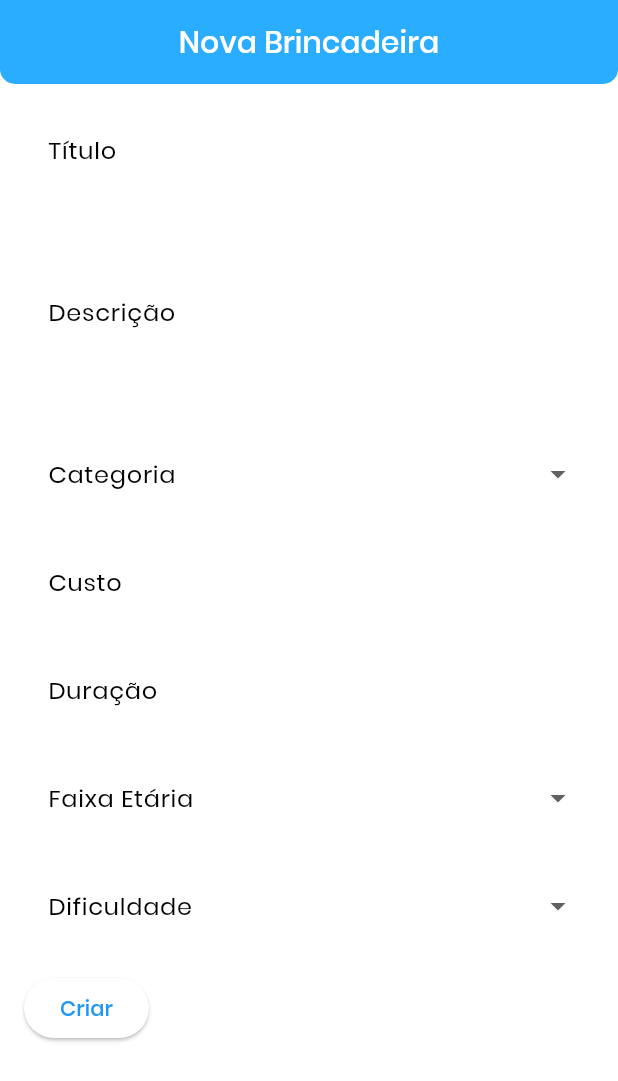
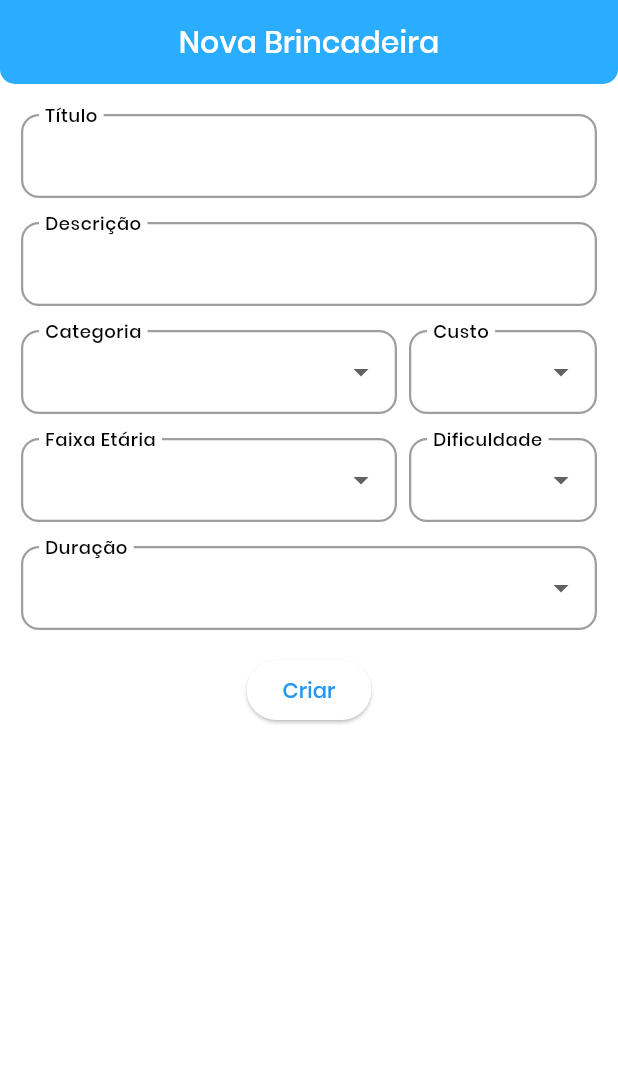
Before and after one commit to thak1996/brincar_e_conectar_flutter, a Flutter app: the EditView screen opened by its route, on a phone screen of 412 x 824 dp. Shown: the top 1081 px of the screen. Run offline on Flutter 3.47's test engine with Material 3 defaults, Android fonts, the phone set to English and light mode, and no system bars; our stand-ins replace dio, flutter_bloc, go_router, result_dart; network calls fail.

Commit message:
adiciona widgets de formulário para dropdown e texto, implementa enums para custo e duração, e refatora modelo de brincadeiras para utilizar essas enums

```diff
--- a/lib/app/core/utils/enum.utils.dart
+++ b/lib/app/core/utils/enum.utils.dart
@@ -10,6 +10,62 @@ enum Categoria {
 enum FaixaEtaria { crianca, adolescente, idosos }
 
 enum Dificuldade { facil, medio, dificil }
+
+enum Custo { baixo, medio, alto }
+
+enum Duracao { curto, medio, longo }
+
+extension DuracaoExtension on Duracao {
+  static Duracao? fromString(String? value) {
+    if (value == null) return null;
+    switch (value.toLowerCase()) {
+      case 'menos de 30 minutos':
+        return Duracao.curto;
+      case '30 a 60 minutos':
+        return Duracao.medio;
+      case 'mais de 60 minutos':
+      default:
+        return Duracao.longo;
+    }
+  }
+
+  String get formatted {
+    switch (this) {
+      case Duracao.curto:
+        return "Menos de 30 Minutos";
+      case Duracao.medio:
+        return "30 a 60 Minutos";
+      case Duracao.longo:
+        return "Mais de 60 Minutos";
+    }
+  }
+}
+
+extension CustoExtension on Custo {
+  static Custo? fromString(String? value) {
+    if (value == null) return null;
+    switch (value.toLowerCase()) {
+      case 'baixo':
+        return Custo.baixo;
+      case 'médio':
+        return Custo.medio;
+      case 'alto':
+      default:
+        return Custo.alto;
+    }
+  }
+
+  String get formatted {
+    switch (this) {
+      case Custo.baixo:
+        return "Baixo";
+      case Custo.medio:
+        return "Médio";
+      case Custo.alto:
+        return "Alto";
+    }
+  }
+}
 
 extension CategoriaExtension on Categoria {
   static Categoria? fromString(String? value) {
--- a/lib/app/models/brincadeiras.dart
+++ b/lib/app/models/brincadeiras.dart
@@ -27,11 +27,11 @@ class Brincadeiras {
     return Brincadeiras(
       titulo: map['titulo'] as String,
       categoria: CategoriaExtension.fromString(map['categoria'] as String)!,
-      custo: map['custo'] as String,
+      custo: CustoExtension.fromString(map['custo'] as String)!,
       descricao: map['descricao'] as String,
       dificuldade:
           DificuldadeExtension.fromString(map['dificuldade'] as String)!,
-      duracao: map['duracao'] as String,
+      duracao: DuracaoExtension.fromString(map['duracao'] as String)!,
       faixaEtaria:
           FaixaEtariaExtension.fromString(map['faixa_etaria'] as String)!,
       favorito: map['favorito'] as bool?,
@@ -44,10 +44,10 @@ class Brincadeiras {
   }
 
   final Categoria categoria;
-  final String custo;
+  final Custo custo;
   final String descricao;
   final Dificuldade dificuldade;
-  final String duracao;
+  final Duracao duracao;
   final FaixaEtaria faixaEtaria;
   final bool? favorito;
   final int? id;
@@ -100,10 +100,10 @@ class Brincadeiras {
 
   Brincadeiras copyWith({
     Categoria? categoria,
-  String? custo,
+    Custo? custo,
     String? descricao,
     Dificuldade? dificuldade,
-  String? duracao,
+    Duracao? duracao,
     FaixaEtaria? faixaEtaria,
     bool? favorito,
     int? id,
--- a/lib/app/view/details/details.view.dart
+++ b/lib/app/view/details/details.view.dart
@@ -28,12 +28,12 @@ class BrincadeiraDetalhesView extends StatelessWidget {
             ListTile(
               leading: const Icon(Icons.access_time),
               title: const Text('Duração'),
-              subtitle: Text(formatUpperCase(brincadeiras.duracao)),
+              subtitle: Text(brincadeiras.duracao.formatted),
             ),
             ListTile(
               leading: const Icon(Icons.attach_money),
               title: const Text('Custo'),
-              subtitle: Text(formatUpperCase(brincadeiras.custo)),
+              subtitle: Text(brincadeiras.custo.formatted),
             ),
             ListTile(
               leading: const Icon(Icons.emoji_events),
--- a/lib/app/view/edit/edit.view.dart
+++ b/lib/app/view/edit/edit.view.dart
@@ -4,29 +4,26 @@ import '../../core/utils/enum.utils.dart';
 import '../../core/utils/validator.dart';
 import '../../models/brincadeiras.dart';
 import '../widgets/app.bar.widget.dart';
+import '../widgets/dropdown.widget.dart';
+import '../widgets/text.form.field.widget.dart';
 import 'edit.controller.dart';
 
 class EditView extends StatelessWidget {
+  const EditView({super.key, this.brincadeiras});
+
   final Brincadeiras? brincadeiras;
-
-  const EditView({super.key, this.brincadeiras});
 
   @override
   Widget build(BuildContext context) {
     final GlobalKey<FormState> formKey = GlobalKey<FormState>();
-
     final TextEditingController tituloController = TextEditingController(
       text: brincadeiras?.titulo,
     );
     final TextEditingController descricaoController = TextEditingController(
       text: brincadeiras?.descricao,
     );
-    final TextEditingController custoController = TextEditingController(
-      text: brincadeiras?.custo,
-    );
-    final TextEditingController duracaoController = TextEditingController(
-      text: brincadeiras?.duracao,
-    );
+    Custo? custoSelecionado = brincadeiras?.custo;
+    Duracao? duracaoSelecionada = brincadeiras?.duracao;
     Categoria? categoriaSelecionada = brincadeiras?.categoria;
     FaixaEtaria? faixaEtariaSelecionada = brincadeiras?.faixaEtaria;
     Dificuldade? dificuldadeSelecionada = brincadeiras?.dificuldade;
@@ -38,17 +35,28 @@ class EditView extends StatelessWidget {
           title:
               brincadeiras == null ? 'Nova Brincadeira' : 'Editar Brincadeira',
         ),
-        body: BlocConsumer<EditController, EditState>(
+        body: FutureBuilder(
+          future: Future.delayed(const Duration(seconds: 1)),
+          builder: (context, snapshot) {
+            if (snapshot.connectionState == ConnectionState.waiting) {
+              return const Center(child: CircularProgressIndicator());
+            }
+            return BlocConsumer<EditController, EditState>(
               listener: (context, state) {
-            if (state is EditSuccess) {
+                switch (state) {
+                  case EditSuccess():
                     ScaffoldMessenger.of(
                       context,
                     ).showSnackBar(SnackBar(content: Text(state.message)));
                     Navigator.pop(context);
-            } else if (state is EditError) {
-              ScaffoldMessenger.of(
-                context,
-              ).showSnackBar(SnackBar(content: Text('Erro: ${state.message}')));
+                    break;
+                  case EditError():
+                    ScaffoldMessenger.of(context).showSnackBar(
+                      SnackBar(content: Text('Erro: ${state.message}')),
+                    );
+                    break;
+                  default:
+                    break;
                 }
               },
               builder: (context, state) {
@@ -56,30 +64,29 @@ class EditView extends StatelessWidget {
                   return const Center(child: CircularProgressIndicator());
                 }
                 return Padding(
-              padding: const EdgeInsets.all(16.0),
+                  padding: const EdgeInsets.symmetric(
+                    horizontal: 14,
+                    vertical: 20,
+                  ),
                   child: Form(
                     key: formKey,
                     child: Column(
-                  crossAxisAlignment: CrossAxisAlignment.start,
+                      crossAxisAlignment: CrossAxisAlignment.center,
                       spacing: 16,
                       children: [
-                    TextFormField(
+                        TextFormFieldWidget(
                           controller: tituloController,
-                      decoration: const InputDecoration(
                           labelText: 'Título',
-                        border: OutlineInputBorder(),
-                      ),
                           validator: (value) {
-                        return Validator.validateRequiredField(value, 'Título');
+                            return Validator.validateRequiredField(
+                              value,
+                              'Título',
+                            );
                           },
                         ),
-                    TextFormField(
+                        TextFormFieldWidget(
                           controller: descricaoController,
-                      decoration: const InputDecoration(
                           labelText: 'Descrição',
-                        border: OutlineInputBorder(),
-                      ),
-                      maxLines: 4,
                           validator: (value) {
                             return Validator.validateRequiredField(
                               value,
@@ -87,12 +94,14 @@ class EditView extends StatelessWidget {
                             );
                           },
                         ),
-                    DropdownButtonFormField<Categoria>(
+                        Row(
+                          spacing: 8,
+                          children: [
+                            Expanded(
+                              flex: 2,
+                              child: DropdownFormFieldWidget<Categoria>(
                                 value: categoriaSelecionada,
-                      decoration: const InputDecoration(
                                 labelText: 'Categoria',
-                        border: OutlineInputBorder(),
-                      ),
                                 items:
                                     Categoria.values.map((Categoria categoria) {
                                       return DropdownMenuItem<Categoria>(
@@ -104,28 +113,38 @@ class EditView extends StatelessWidget {
                                   categoriaSelecionada = novaCategoria;
                                 },
                               ),
-                    TextFormField(
-                      controller: custoController,
-                      decoration: const InputDecoration(
+                            ),
+                            Expanded(
+                              flex: 1,
+                              child: DropdownFormFieldWidget<Custo>(
+                                value: custoSelecionado,
                                 labelText: 'Custo',
-                        border: OutlineInputBorder(),
+                                items:
+                                    Custo.values.map((Custo custo) {
+                                      return DropdownMenuItem<Custo>(
+                                        value: custo,
+                                        child: Text(custo.formatted),
+                                      );
+                                    }).toList(),
+                                onChanged: (Custo? novoCusto) {
+                                  custoSelecionado = novoCusto;
+                                },
                               ),
                             ),
-                    TextFormField(
-                      controller: duracaoController,
-                      decoration: const InputDecoration(
-                        labelText: 'Duração',
-                        border: OutlineInputBorder(),
+                          ],
                         ),
-                    ),
-                    DropdownButtonFormField<FaixaEtaria>(
+                        Row(
+                          spacing: 8,
+                          children: [
+                            Expanded(
+                              flex: 2,
+                              child: DropdownFormFieldWidget<FaixaEtaria>(
                                 value: faixaEtariaSelecionada,
-                      decoration: const InputDecoration(
                                 labelText: 'Faixa Etária',
-                        border: OutlineInputBorder(),
-                      ),
                                 items:
-                          FaixaEtaria.values.map((FaixaEtaria faixaEtaria) {
+                                    FaixaEtaria.values.map((
+                                      FaixaEtaria faixaEtaria,
+                                    ) {
                                       return DropdownMenuItem<FaixaEtaria>(
                                         value: faixaEtaria,
                                         child: Text(faixaEtaria.formatted),
@@ -135,14 +154,17 @@ class EditView extends StatelessWidget {
                                   faixaEtariaSelecionada = novaFaixaEtaria;
                                 },
                               ),
-                    DropdownButtonFormField<Dificuldade>(
+                            ),
+
+                            Expanded(
+                              flex: 1,
+                              child: DropdownFormFieldWidget<Dificuldade>(
                                 value: dificuldadeSelecionada,
-                      decoration: const InputDecoration(
                                 labelText: 'Dificuldade',
-                        border: OutlineInputBorder(),
-                      ),
                                 items:
-                          Dificuldade.values.map((Dificuldade dificuldade) {
+                                    Dificuldade.values.map((
+                                      Dificuldade dificuldade,
+                                    ) {
                                       return DropdownMenuItem<Dificuldade>(
                                         value: dificuldade,
                                         child: Text(dificuldade.formatted),
@@ -152,20 +174,37 @@ class EditView extends StatelessWidget {
                                   dificuldadeSelecionada = novaDificuldade;
                                 },
                               ),
+                            ),
+                          ],
+                        ),
+                        DropdownFormFieldWidget<Duracao>(
+                          value: duracaoSelecionada,
+                          labelText: 'Duração',
+                          onChanged: (Duracao? novaDuracao) {
+                            duracaoSelecionada = novaDuracao;
+                          },
+                          items:
+                              Duracao.values.map((Duracao duracao) {
+                                return DropdownMenuItem<Duracao>(
+                                  value: duracao,
+                                  child: Text(duracao.formatted),
+                                );
+                              }).toList(),
+                        ),
+
                         ElevatedButton(
                           onPressed: () {
                             final brincadeira = Brincadeiras(
-                          id: brincadeiras?.id ?? 0,
+                              id: brincadeiras?.id,
                               titulo: tituloController.text,
                               descricao: descricaoController.text,
                               categoria: categoriaSelecionada!,
-                          custo: brincadeiras?.custo ?? '',
-                          duracao: brincadeiras?.duracao ?? '1 hora',
+                              custo: custoSelecionado!,
+                              duracao: duracaoSelecionada!,
                               faixaEtaria: faixaEtariaSelecionada!,
                               dificuldade: dificuldadeSelecionada!,
                               materiais: [],
-                          createdAt: brincadeiras?.createdAt ?? '',
-                          updatedAt: brincadeiras?.updatedAt ?? '',
+                              updatedAt: brincadeiras?.updatedAt,
                             );
                             if (brincadeiras == null) {
                               context.read<EditController>().saveBrincadeira(
@@ -177,11 +216,15 @@ class EditView extends StatelessWidget {
                               );
                             }
                           },
-                      child: Text(brincadeiras == null ? 'Criar' : 'Salvar'),
+                          child: Text(
+                            brincadeiras == null ? 'Criar' : 'Salvar',
+                          ),
                         ),
                       ],
                     ),
                   ),
+                );
+              },
             );
           },
         ),
--- /dev/null
+++ b/lib/app/view/widgets/dropdown.widget.dart
@@ -0,0 +1,26 @@
+import 'package:flutter/material.dart';
+
+class DropdownFormFieldWidget<T> extends StatelessWidget {
+  const DropdownFormFieldWidget({
+    super.key,
+    required this.value,
+    required this.items,
+    required this.onChanged,
+    required this.labelText,
+  });
+
+  final T? value;
+  final List<DropdownMenuItem<T>> items;
+  final ValueChanged<T?> onChanged;
+  final String labelText;
+
+  @override
+  Widget build(BuildContext context) {
+    return DropdownButtonFormField<T>(
+      value: value,
+      decoration: InputDecoration(labelText: labelText),
+      items: items,
+      onChanged: onChanged,
+    );
+  }
+}
--- /dev/null
+++ b/lib/app/view/widgets/text.form.field.widget.dart
@@ -0,0 +1,31 @@
+import 'package:flutter/material.dart';
+
+class TextFormFieldWidget extends StatelessWidget {
+  const TextFormFieldWidget({
+    super.key,
+    required this.controller,
+    required this.labelText,
+    this.validator,
+    this.maxLines,
+    this.minLines,
+    this.isExpandable = false,
+  });
+
+  final TextEditingController? controller;
+  final String labelText;
+  final String? Function(String?)? validator;
+  final int? maxLines;
+  final int? minLines;
+  final bool isExpandable;
+
+  @override
+  Widget build(BuildContext context) {
+    return TextFormField(
+      controller: controller,
+      decoration: InputDecoration(labelText: labelText),
+      maxLines: isExpandable ? null : maxLines,
+      minLines: isExpandable ? minLines : null,
+      validator: validator,
+    );
+  }
+}
```
Also changed, not shown: lib/app/core/constants/styles.dart (+40 -0 lines). Lines whose indentation alone changed are shown as unchanged.
